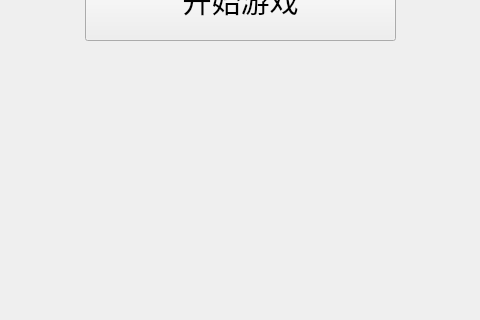
The window that menu.ui (a12387/QtTheSpire) describes before a commit, drawn with Qt 5; both pictures show x 305 to 785 and y 280 to 600 of the 1080 by 720 pixel window.
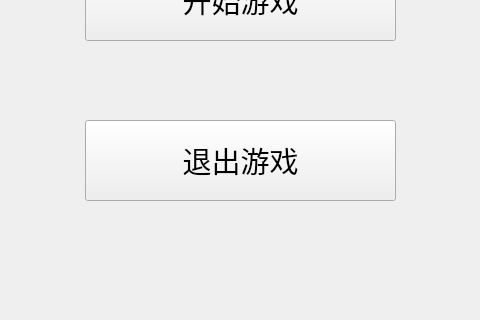
The same window after the commit. Icons and pictures are not drawn.

Commit message: exit button

Diff of the .ui file:
```diff
--- a/menu.ui
+++ b/menu.ui
@@ -71,6 +71,31 @@
     <string/>
    </property>
   </widget>
+  <widget class="QPushButton" name="pushButton_2">
+   <property name="geometry">
+    <rect>
+     <x>390</x>
+     <y>400</y>
+     <width>311</width>
+     <height>81</height>
+    </rect>
+   </property>
+   <property name="font">
+    <font>
+     <family>华文彩云</family>
+     <pointsize>22</pointsize>
+     <italic>false</italic>
+     <bold>false</bold>
+     <kerning>true</kerning>
+    </font>
+   </property>
+   <property name="styleSheet">
+    <string notr="true"/>
+   </property>
+   <property name="text">
+    <string>退出游戏</string>
+   </property>
+  </widget>
   <zorder>label_2</zorder>
   <zorder>label</zorder>
   <zorder>pushButton</zorder>
```
Left out of the diff: 1 changed line with no effect on the pictures. The commit also changes 3 other files.
